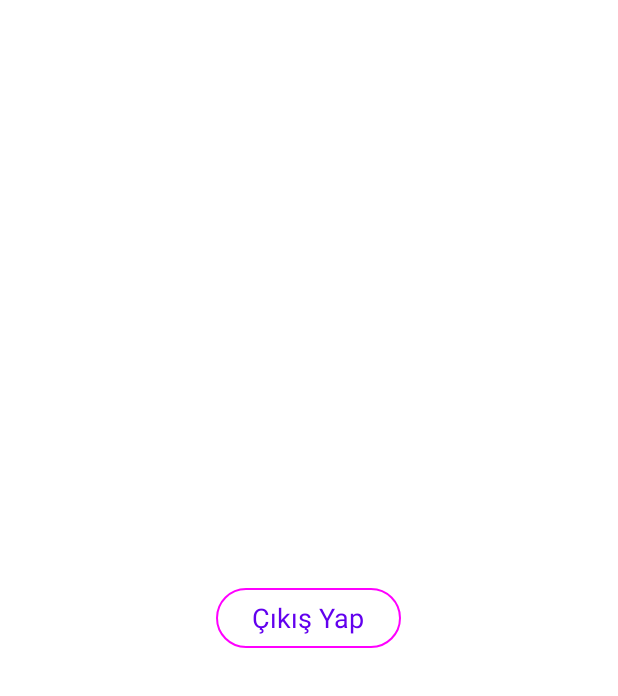
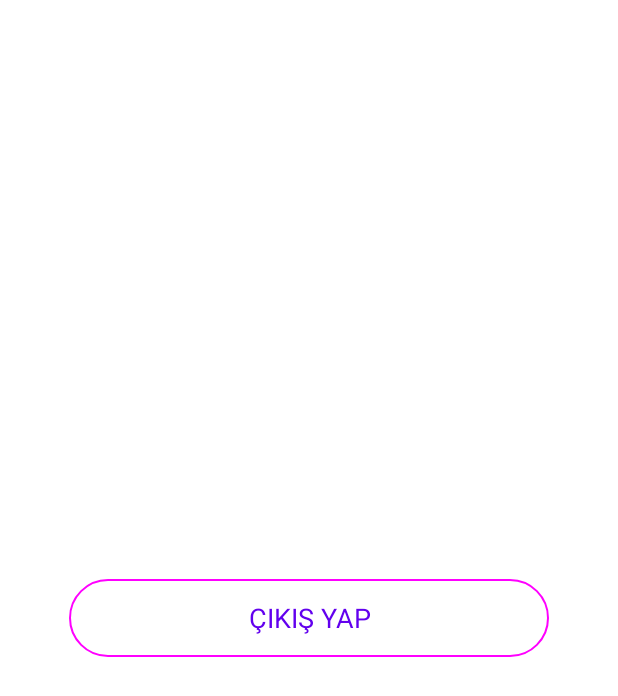
Before and after one commit to FurkanKaraketir/KTS-Kocluk-Takip-Sistemi, an Android app: the screen it shows after launch once a user with an empty profile is signed in (MainActivity), on a phone screen of 412 x 824 dp. Shown: the top 696 px of the screen. Run offline under Robolectric (Android 15) with nearby library versions, the phone set to English and light mode, and no system bars; our stand-ins replace Firebase (no records; nobody signed in at launch, a user with empty details on screens opened directly).

Commit message:
View Binding Added

```diff
--- a/app/build.gradle
+++ b/app/build.gradle
@@ -8,6 +8,11 @@ plugins {
 }
 
 android {
+
+    buildFeatures {
+        viewBinding true
+    }
+
     compileSdk 32
 
     defaultConfig {
--- a/app/src/main/java/com/kodgem/coachingapp/MainActivity.kt
+++ b/app/src/main/java/com/kodgem/coachingapp/MainActivity.kt
@@ -1,16 +1,16 @@
 package com.kodgem.coachingapp
 
 import android.content.Intent
+import android.os.Bundle
 import androidx.appcompat.app.AppCompatActivity
-import android.os.Bundle
-import android.widget.Button
 import com.google.firebase.auth.FirebaseAuth
 import com.google.firebase.auth.ktx.auth
 import com.google.firebase.ktx.Firebase
+import com.kodgem.coachingapp.databinding.ActivityMainBinding
 
 class MainActivity : AppCompatActivity() {
     private lateinit var auth: FirebaseAuth
-
+    private lateinit var binding: ActivityMainBinding
     public override fun onStart() {
         super.onStart()
 
@@ -24,9 +24,11 @@ class MainActivity : AppCompatActivity() {
 
     override fun onCreate(savedInstanceState: Bundle?) {
         super.onCreate(savedInstanceState)
-        setContentView(R.layout.activity_main)
+        binding = ActivityMainBinding.inflate(layoutInflater)
+        setContentView(binding.root)
         auth = Firebase.auth
-        val signOutButton = findViewById<Button>(R.id.signOutButton)
+
+        val signOutButton = binding.signOutButton
         signOutButton.setOnClickListener {
             signOut()
         }
--- a/app/src/main/res/layout/activity_main.xml
+++ b/app/src/main/res/layout/activity_main.xml
@@ -7,13 +7,13 @@
 
     <Button
         android:id="@+id/signOutButton"
-        android:layout_width="wrap_content"
-        android:layout_height="wrap_content"
-        android:textSize="18sp"
         style="@style/Widget.Material3.Button.OutlinedButton"
+        android:layout_width="320dp"
+        android:layout_height="60dp"
         android:layout_centerHorizontal="true"
         android:layout_centerVertical="true"
-        android:text="@string/k_yap">
+        android:text="@string/k_yap"
+        android:textSize="18sp">
 
     </Button>
 
--- a/app/src/main/res/values/strings.xml
+++ b/app/src/main/res/values/strings.xml
@@ -11,5 +11,5 @@
     <string name="s_n_f">Sınıf</string>
     <string name="alan_se_imi_yap_n_z">Alan Seçiniz:</string>
     <string name="ders_se_imi_yap_n_z">Ders Seçiniz:</string>
-    <string name="k_yap">Çıkış Yap</string>
+    <string name="k_yap">ÇIKIŞ YAP</string>
 </resources>
```
Also changed, not shown: app/src/main/java/com/kodgem/coachingapp/LoginActivity.kt (+11 -11 lines), app/src/main/java/com/kodgem/coachingapp/RegisterActivity.kt (+37 -21 lines).
